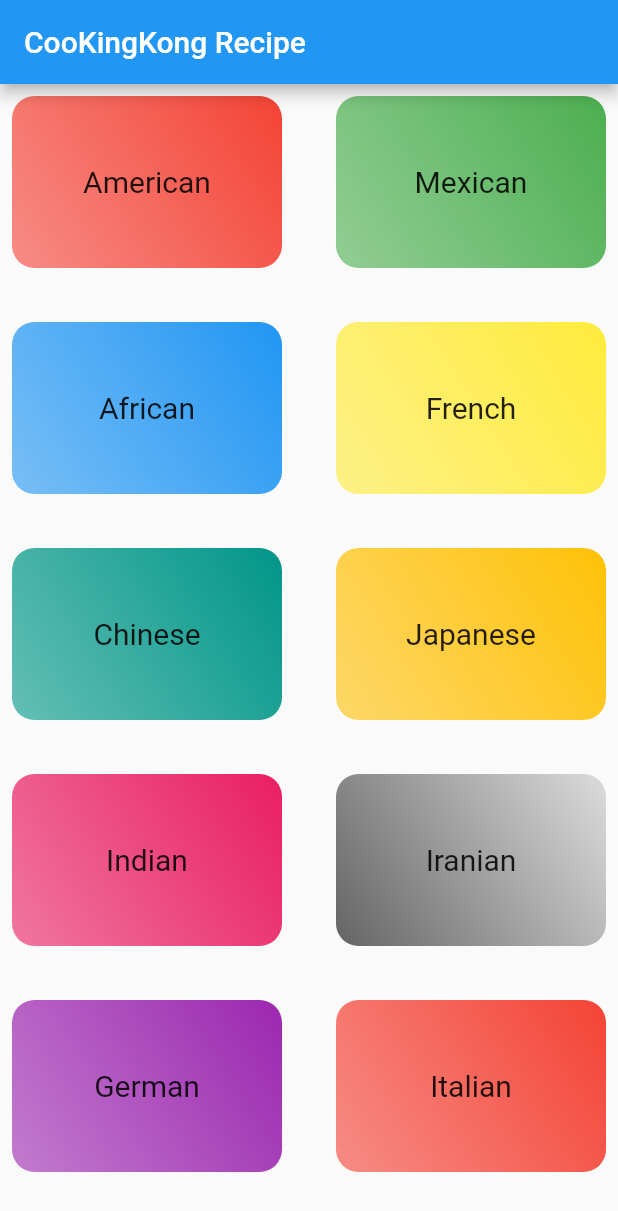
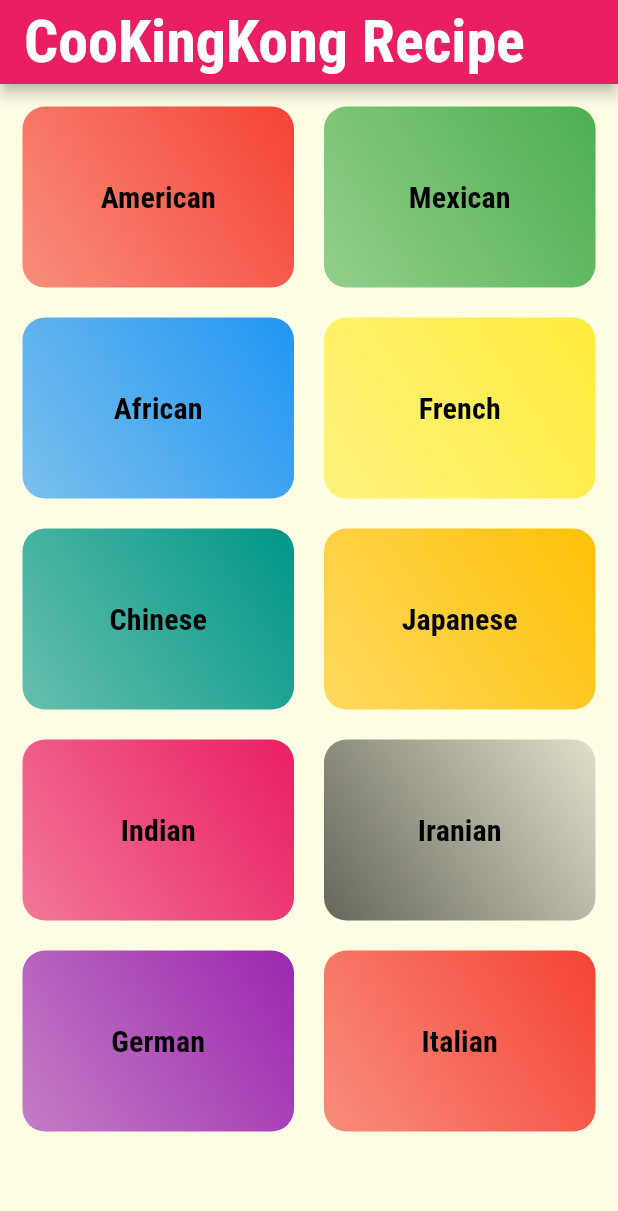
Before and after one commit to sanjibsinha/coo_king_kong, a Flutter app: the screen it shows after launch, on a phone screen of 412 x 824 dp. Shown: the top 1211 px of the screen. Run offline on Flutter 3.47's test engine with Material 2 defaults, Android fonts, the light colour scheme and no system bars.

Commit message:
Step 2 first final

```diff
--- a/lib/main.dart
+++ b/lib/main.dart
@@ -1,5 +1,8 @@
 import 'package:flutter/material.dart';
 import 'view/coo_king_kong_app.dart';
+
+/// TODO: in this branch we will add custom theme
+/// and pass data via navigation to an individual category page
 
 void main() {
   runApp(const CooKingKongApp());
--- a/lib/view/categoris_page.dart
+++ b/lib/view/categoris_page.dart
@@ -8,9 +8,10 @@ class CategoriesPage extends StatelessWidget {
   @override
   Widget build(BuildContext context) {
     return GridView(
+      padding: const EdgeInsets.all(15.0),
       children: dummyCategories
           .map(
-            (e) => CategoryItem(title: e.title, color: e.color),
+            (e) => CategoryItem(id: e.id, title: e.title, color: e.color),
           )
           .toList(),
       gridDelegate: const SliverGridDelegateWithMaxCrossAxisExtent(
--- a/lib/view/category_item.dart
+++ b/lib/view/category_item.dart
@@ -1,25 +1,49 @@
 import 'package:flutter/material.dart';
+
+import 'individual_category_page.dart';
+
+/// TODO: this page displays each category by name and color
+/// we will add a method that will take us to individual
+/// category page
 
 class CategoryItem extends StatelessWidget {
   const CategoryItem({
     Key? key,
+    required this.id,
     required this.title,
     required this.color,
   }) : super(key: key);
 
+  final String id;
   final String title;
   final Color color;
 
+  void selectCategory(BuildContext context) {
+    Navigator.of(context).push(
+      MaterialPageRoute(
+        builder: (context) {
+          return IndividualCategoryPage(
+            id: id,
+            title: title,
+            color: color,
+          );
+        },
+      ),
+    );
+  }
+
   @override
   Widget build(BuildContext context) {
-    return Container(
-      margin: const EdgeInsets.all(8.0),
+    return InkWell(
+      onTap: () => selectCategory(context),
+      splashColor: Theme.of(context).primaryColor,
+      borderRadius: BorderRadius.circular(15),
+      child: Container(
+        //margin: const EdgeInsets.all(8.0),
         child: Center(
           child: Text(
             title,
-          style: const TextStyle(
-            fontSize: 20.0,
-          ),
+            style: Theme.of(context).textTheme.titleSmall,
             textAlign: TextAlign.center,
           ),
         ),
@@ -34,6 +58,7 @@ class CategoryItem extends StatelessWidget {
           ),
           borderRadius: BorderRadius.circular(15.0),
         ),
+      ),
     );
   }
 }
--- a/lib/view/coo_king_kong_app.dart
+++ b/lib/view/coo_king_kong_app.dart
@@ -11,7 +11,33 @@ class CooKingKongApp extends StatelessWidget {
     return MaterialApp(
       title: 'Flutter Demo',
       theme: ThemeData(
-        primarySwatch: Colors.blue,
+        canvasColor: const Color.fromRGBO(255, 254, 229, 1),
+        fontFamily: 'Raleway',
+        textTheme: ThemeData.light().textTheme.copyWith(
+              bodySmall: const TextStyle(
+                color: Color.fromRGBO(20, 51, 51, 1),
+              ),
+              bodyMedium: const TextStyle(
+                color: Color.fromRGBO(20, 51, 51, 1),
+              ),
+              titleSmall: const TextStyle(
+                fontSize: 20,
+                fontFamily: 'RobotoCondensed',
+                fontWeight: FontWeight.bold,
+              ),
+              titleMedium: const TextStyle(
+                fontSize: 30,
+                fontFamily: 'RobotoCondensed',
+                fontWeight: FontWeight.bold,
+              ),
+              titleLarge: const TextStyle(
+                fontSize: 40,
+                fontFamily: 'RobotoCondensed',
+                fontWeight: FontWeight.bold,
+              ),
+            ),
+        colorScheme: ColorScheme.fromSwatch(primarySwatch: Colors.pink)
+            .copyWith(secondary: Colors.amber),
       ),
       home: const CooKingKongHome(),
     );
--- a/lib/view/coo_king_kong_home.dart
+++ b/lib/view/coo_king_kong_home.dart
@@ -9,7 +9,10 @@ class CooKingKongHome extends StatelessWidget {
   Widget build(BuildContext context) {
     return Scaffold(
       appBar: AppBar(
-        title: const Text('CooKingKong Recipe'),
+        title: const Text(
+          'CooKingKong Recipe',
+          //style: Theme.of(context).textTheme.titleMedium,
+        ),
       ),
       body: const CategoriesPage(),
     );
```
Also changed, not shown: lib/view/individual_category_page.dart (added, +32 -0 lines), pubspec.yaml (+17 -0 lines), assets/fonts/Raleway-Black.ttf (added), assets/fonts/Raleway-Bold.ttf (added), assets/fonts/Raleway-Regular.ttf (added), assets/fonts/RobotoCondensed-Bold.ttf (added), assets/fonts/RobotoCondensed-Italic.ttf (added), assets/fonts/RobotoCondensed-Light.ttf (added), assets/fonts/RobotoCondensed-Regular.ttf (added). Lines whose indentation alone changed are shown as unchanged.
